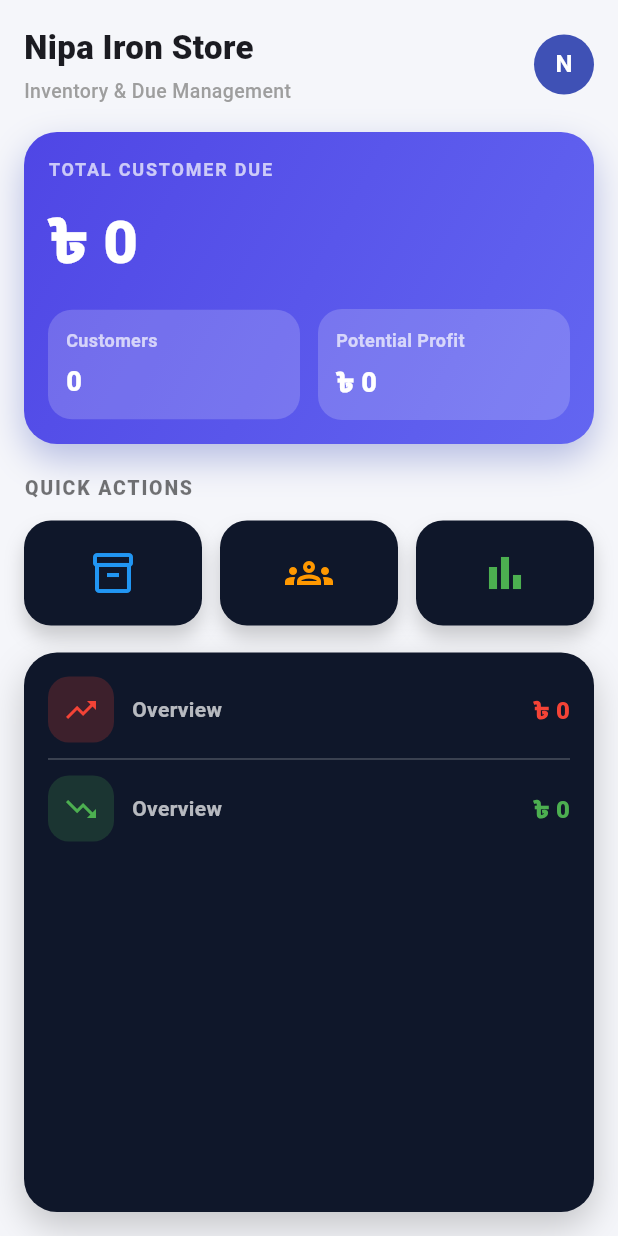
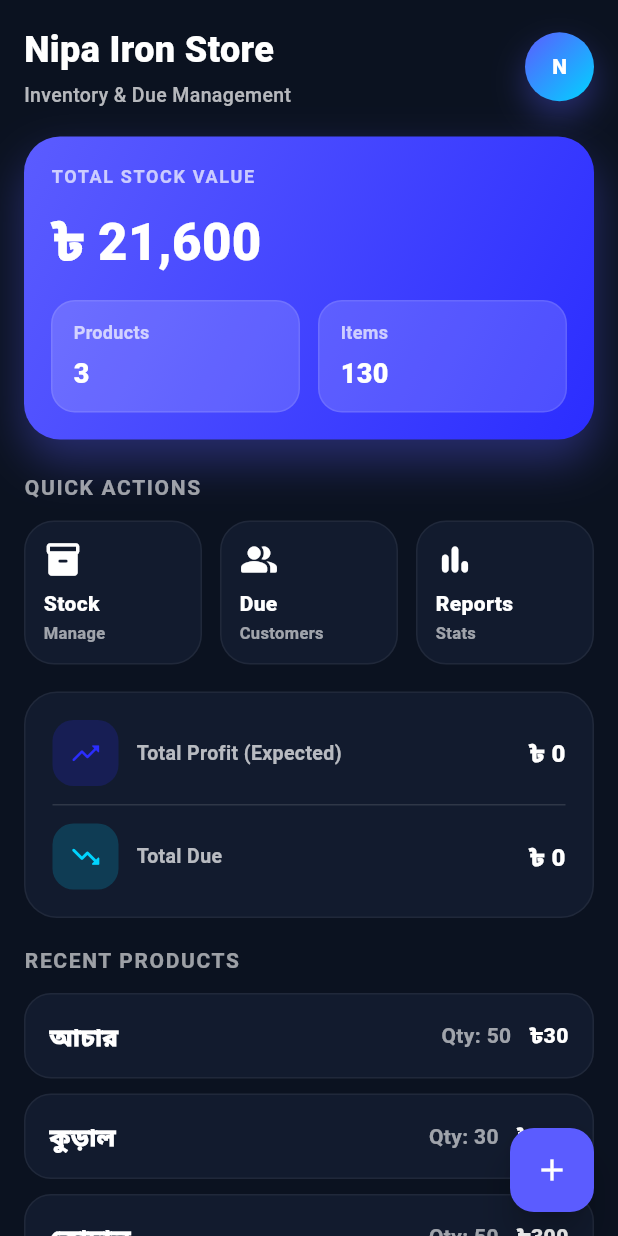
Before and after one commit to amirul966/shop-inventory-app, a Flutter app: the HomeScreen screen opened directly, on a phone screen of 412 x 824 dp. Run offline on Flutter 3.47's test engine with Material 3 defaults, Android fonts, the phone set to English and light mode, and no system bars; our stand-ins replace shared_preferences; accounts and stored records are empty; statements that could not run were skipped.

Commit message:
Premium Home UI added
Updated the home screen layout with a new dark background and improved UI elements. Added new widgets for balance and recent products, and modified existing components for better aesthetics.

```diff
--- a/lib/lib/screens/home_screen.dart
+++ b/lib/lib/screens/home_screen.dart
@@ -8,24 +8,25 @@ class HomeScreen extends StatelessWidget {
     final size = MediaQuery.of(context).size;
 
     return Scaffold(
-      backgroundColor: const Color(0xFFF5F6FA),
+      backgroundColor: const Color(0xFF0B1220), // premium dark bg
       body: SafeArea(
-        child: Padding(
+        child: SingleChildScrollView(
           padding: const EdgeInsets.all(16),
           child: Column(
             crossAxisAlignment: CrossAxisAlignment.start,
             children: [
-              // TOP HEADER
+              // =================== TOP HEADER ===================
               Row(
                 mainAxisAlignment: MainAxisAlignment.spaceBetween,
                 children: [
-                  Column(
+                  const Column(
                     crossAxisAlignment: CrossAxisAlignment.start,
-                    children: const [
+                    children: [
                       Text(
                         "Nipa Iron Store",
                         style: TextStyle(
-                          fontSize: 22,
+                          color: Colors.white,
+                          fontSize: 24,
                           fontWeight: FontWeight.w800,
                         ),
                       ),
@@ -33,22 +34,140 @@ class HomeScreen extends StatelessWidget {
                       Text(
                         "Inventory & Due Management",
                         style: TextStyle(
-                          color: Colors.grey,
+                          color: Colors.white70,
                           fontSize: 13,
                           fontWeight: FontWeight.w500,
                         ),
                       ),
                     ],
                   ),
-                  CircleAvatar(
-                    radius: 20,
-                    backgroundColor: Colors.indigo,
-                    child: const Text(
+                  Container(
+                    height: 46,
+                    width: 46,
+                    decoration: BoxDecoration(
+                      shape: BoxShape.circle,
+                      gradient: const LinearGradient(
+                        colors: [Color(0xFF5B5CFF), Color(0xFF00D4FF)],
+                        begin: Alignment.topLeft,
+                        end: Alignment.bottomRight,
+                      ),
+                      boxShadow: [
+                        BoxShadow(
+                          color: const Color(0xFF5B5CFF).withOpacity(0.35),
+                          blurRadius: 18,
+                          offset: const Offset(0, 10),
+                        )
+                      ],
+                    ),
+                    child: const Center(
+                      child: Text(
                         "N",
                         style: TextStyle(
                           color: Colors.white,
-                        fontWeight: FontWeight.bold,
+                          fontWeight: FontWeight.w800,
                         ),
+                      ),
+                    ),
+                  )
+                ],
+              ),
+
+              const SizedBox(height: 18),
+
+              // =================== MAIN CARD ===================
+              Container(
+                width: size.width,
+                padding: const EdgeInsets.all(18),
+                decoration: BoxDecoration(
+                  borderRadius: BorderRadius.circular(24),
+                  gradient: const LinearGradient(
+                    colors: [Color(0xFF5B5CFF), Color(0xFF2B2DFF)],
+                    begin: Alignment.topLeft,
+                    end: Alignment.bottomRight,
+                  ),
+                  boxShadow: [
+                    BoxShadow(
+                      color: const Color(0xFF5B5CFF).withOpacity(0.35),
+                      blurRadius: 25,
+                      offset: const Offset(0, 14),
+                    )
+                  ],
+                ),
+                child: Column(
+                  crossAxisAlignment: CrossAxisAlignment.start,
+                  children: [
+                    const Text(
+                      "TOTAL STOCK VALUE",
+                      style: TextStyle(
+                        color: Colors.white70,
+                        fontSize: 12,
+                        fontWeight: FontWeight.w600,
+                        letterSpacing: 1.1,
+                      ),
+                    ),
+                    const SizedBox(height: 10),
+                    const Text(
+                      "৳ 21,600",
+                      style: TextStyle(
+                        color: Colors.white,
+                        fontSize: 34,
+                        fontWeight: FontWeight.w900,
+                      ),
+                    ),
+                    const SizedBox(height: 14),
+                    Row(
+                      children: [
+                        _MiniInfoCard(
+                          title: "Products",
+                          value: "3",
+                        ),
+                        const SizedBox(width: 12),
+                        _MiniInfoCard(
+                          title: "Items",
+                          value: "130",
+                        ),
+                      ],
+                    ),
+                  ],
+                ),
+              ),
+
+              const SizedBox(height: 22),
+
+              // =================== QUICK ACTIONS ===================
+              const Text(
+                "QUICK ACTIONS",
+                style: TextStyle(
+                  color: Colors.white60,
+                  fontWeight: FontWeight.w700,
+                  letterSpacing: 1.1,
+                ),
+              ),
+              const SizedBox(height: 12),
+
+              Row(
+                children: [
+                  Expanded(
+                    child: _ActionButton(
+                      icon: Icons.inventory_2_rounded,
+                      title: "Stock",
+                      subtitle: "Manage",
+                    ),
+                  ),
+                  const SizedBox(width: 12),
+                  Expanded(
+                    child: _ActionButton(
+                      icon: Icons.people_alt_rounded,
+                      title: "Due",
+                      subtitle: "Customers",
+                    ),
+                  ),
+                  const SizedBox(width: 12),
+                  Expanded(
+                    child: _ActionButton(
+                      icon: Icons.bar_chart_rounded,
+                      title: "Reports",
+                      subtitle: "Stats",
                     ),
                   ),
                 ],
@@ -56,158 +175,97 @@ class HomeScreen extends StatelessWidget {
 
               const SizedBox(height: 18),
 
-              // BIG PREMIUM CARD
+              // =================== BALANCE CARD ===================
               Container(
                 width: size.width,
-                padding: const EdgeInsets.all(16),
+                padding: const EdgeInsets.all(18),
                 decoration: BoxDecoration(
-                  gradient: const LinearGradient(
-                    colors: [Color(0xFF4F46E5), Color(0xFF6366F1)],
-                    begin: Alignment.topLeft,
-                    end: Alignment.bottomRight,
+                  borderRadius: BorderRadius.circular(22),
+                  color: const Color(0xFF121B2E),
+                  border: Border.all(
+                    color: Colors.white.withOpacity(0.06),
                   ),
-                  borderRadius: BorderRadius.circular(22),
-                  boxShadow: [
-                    BoxShadow(
-                      color: Colors.indigo.withOpacity(0.35),
-                      blurRadius: 20,
-                      offset: const Offset(0, 10),
-                    ),
-                  ],
                 ),
                 child: Column(
-                  crossAxisAlignment: CrossAxisAlignment.start,
-                  children: [
-                    const Text(
-                      "TOTAL CUSTOMER DUE",
-                      style: TextStyle(
-                        color: Colors.white70,
-                        fontSize: 12,
-                        fontWeight: FontWeight.w700,
-                        letterSpacing: 1.2,
+                  children: const [
+                    _BalanceRow(
+                      icon: Icons.trending_up_rounded,
+                      title: "Total Profit (Expected)",
+                      amount: "৳ 0",
+                      iconBg: Color(0xFF2B2DFF),
                     ),
+                    SizedBox(height: 12),
+                    Divider(
+                      color: Colors.white12,
+                      height: 1,
                     ),
-                    const SizedBox(height: 10),
-                    const Text(
-                      "৳ 0",
-                      style: TextStyle(
-                        color: Colors.white,
-                        fontSize: 40,
-                        fontWeight: FontWeight.w900,
-                      ),
-                    ),
-                    const SizedBox(height: 16),
-                    Row(
-                      children: [
-                        Expanded(
-                          child: _smallCard(
-                            title: "Customers",
-                            value: "0",
-                          ),
-                        ),
-                        const SizedBox(width: 12),
-                        Expanded(
-                          child: _smallCard(
-                            title: "Potential Profit",
-                            value: "৳ 0",
-                          ),
-                        ),
-                      ],
+                    SizedBox(height: 12),
+                    _BalanceRow(
+                      icon: Icons.trending_down_rounded,
+                      title: "Total Due",
+                      amount: "৳ 0",
+                      iconBg: Color(0xFF00D4FF),
                     ),
                   ],
                 ),
               ),
 
-              const SizedBox(height: 20),
+              const SizedBox(height: 18),
 
+              // =================== SIMPLE PRODUCT LIST PREVIEW ===================
               const Text(
-                "QUICK ACTIONS",
+                "RECENT PRODUCTS",
                 style: TextStyle(
-                  fontSize: 13,
-                  letterSpacing: 1.2,
-                  fontWeight: FontWeight.w800,
-                  color: Colors.black54,
+                  color: Colors.white60,
+                  fontWeight: FontWeight.w700,
+                  letterSpacing: 1.1,
                 ),
               ),
-
               const SizedBox(height: 12),
 
-              // QUICK BUTTONS
-              Row(
-                children: [
-                  Expanded(
-                    child: _quickBox(
-                      icon: Icons.inventory_2_outlined,
-                      iconColor: Colors.blue,
-                    ),
-                  ),
-                  const SizedBox(width: 12),
-                  Expanded(
-                    child: _quickBox(
-                      icon: Icons.groups_outlined,
-                      iconColor: Colors.orange,
-                    ),
-                  ),
-                  const SizedBox(width: 12),
-                  Expanded(
-                    child: _quickBox(
-                      icon: Icons.bar_chart_outlined,
-                      iconColor: Colors.green,
-                    ),
-                  ),
-                ],
-              ),
+              _ProductTile(name: "আচার", qty: "50", price: "30"),
+              const SizedBox(height: 10),
+              _ProductTile(name: "কুড়াল", qty: "30", price: "170"),
+              const SizedBox(height: 10),
+              _ProductTile(name: "কোদাল", qty: "50", price: "300"),
 
-              const SizedBox(height: 18),
-
-              // TWO INFO BOX
-              Expanded(
-                child: Container(
-                  width: size.width,
-                  padding: const EdgeInsets.all(16),
-                  decoration: BoxDecoration(
-                    color: const Color(0xFF0F172A),
-                    borderRadius: BorderRadius.circular(22),
-                    boxShadow: [
-                      BoxShadow(
-                        color: Colors.black.withOpacity(0.20),
-                        blurRadius: 20,
-                        offset: const Offset(0, 10),
-                      ),
-                    ],
-                  ),
-                  child: Column(
-                    children: [
-                      _twoRow(
-                        icon: Icons.trending_up,
-                        iconBg: Colors.red.withOpacity(0.2),
-                        iconColor: Colors.red,
-                        value: "৳ 0",
-                      ),
-                      const Divider(color: Colors.white24, height: 22),
-                      _twoRow(
-                        icon: Icons.trending_down,
-                        iconBg: Colors.green.withOpacity(0.2),
-                        iconColor: Colors.green,
-                        value: "৳ 0",
-                      ),
+              const SizedBox(height: 80),
             ],
           ),
         ),
       ),
-            ],
-          ),
-        ),
+
+      // =================== FAB ===================
+      floatingActionButton: FloatingActionButton(
+        backgroundColor: const Color(0xFF5B5CFF),
+        elevation: 10,
+        onPressed: () {},
+        child: const Icon(Icons.add, color: Colors.white),
       ),
     );
   }
+}
 
-  static Widget _smallCard({required String title, required String value}) {
-    return Container(
-      padding: const EdgeInsets.all(12),
+// ===================== WIDGETS =====================
+
+class _MiniInfoCard extends StatelessWidget {
+  final String title;
+  final String value;
+
+  const _MiniInfoCard({
+    required this.title,
+    required this.value,
+  });
+
+  @override
+  Widget build(BuildContext context) {
+    return Expanded(
+      child: Container(
+        padding: const EdgeInsets.symmetric(horizontal: 14, vertical: 12),
         decoration: BoxDecoration(
-        color: Colors.white.withOpacity(0.18),
           borderRadius: BorderRadius.circular(16),
+          color: Colors.white.withOpacity(0.15),
+          border: Border.all(color: Colors.white.withOpacity(0.10)),
         ),
         child: Column(
           crossAxisAlignment: CrossAxisAlignment.start,
@@ -216,8 +274,8 @@ class HomeScreen extends StatelessWidget {
               title,
               style: const TextStyle(
                 color: Colors.white70,
-              fontWeight: FontWeight.w700,
                 fontSize: 12,
+                fontWeight: FontWeight.w600,
               ),
             ),
             const SizedBox(height: 6),
@@ -225,68 +283,107 @@ class HomeScreen extends StatelessWidget {
               value,
               style: const TextStyle(
                 color: Colors.white,
+                fontSize: 18,
                 fontWeight: FontWeight.w900,
-              fontSize: 18,
+              ),
+            ),
+          ],
+        ),
+      ),
+    );
+  }
+}
+
+class _ActionButton extends StatelessWidget {
+  final IconData icon;
+  final String title;
+  final String subtitle;
+
+  const _ActionButton({
+    required this.icon,
+    required this.title,
+    required this.subtitle,
+  });
+
+  @override
+  Widget build(BuildContext context) {
+    return Container(
+      height: 96,
+      padding: const EdgeInsets.all(12),
+      decoration: BoxDecoration(
+        borderRadius: BorderRadius.circular(20),
+        color: const Color(0xFF121B2E),
+        border: Border.all(color: Colors.white.withOpacity(0.06)),
+      ),
+      child: Column(
+        crossAxisAlignment: CrossAxisAlignment.start,
+        children: [
+          Icon(icon, color: Colors.white, size: 26),
+          const Spacer(),
+          Text(
+            title,
+            style: const TextStyle(
+              color: Colors.white,
+              fontSize: 14,
+              fontWeight: FontWeight.w800,
+            ),
+          ),
+          const SizedBox(height: 2),
+          Text(
+            subtitle,
+            style: const TextStyle(
+              color: Colors.white60,
+              fontSize: 11,
+              fontWeight: FontWeight.w600,
             ),
           ),
         ],
       ),
     );
   }
-
-  static Widget _quickBox({
-    required IconData icon,
-    required Color iconColor,
-  }) {
-    return Container(
-      height: 70,
-      decoration: BoxDecoration(
-        color: const Color(0xFF0F172A),
-        borderRadius: BorderRadius.circular(18),
-        boxShadow: [
-          BoxShadow(
-            color: Colors.black.withOpacity(0.18),
-            blurRadius: 10,
-            offset: const Offset(0, 8),
-          ),
-        ],
-      ),
-      child: Icon(icon, color: iconColor, size: 32),
-    );
 }
 
-  static Widget _twoRow({
-    required IconData icon,
-    required Color iconBg,
-    required Color iconColor,
-    required String value,
-  }) {
+class _BalanceRow extends StatelessWidget {
+  final IconData icon;
+  final String title;
+  final String amount;
+  final Color iconBg;
+
+  const _BalanceRow({
+    required this.icon,
+    required this.title,
+    required this.amount,
+    required this.iconBg,
+  });
+
+  @override
+  Widget build(BuildContext context) {
     return Row(
       children: [
         Container(
           height: 44,
           width: 44,
           decoration: BoxDecoration(
-            color: iconBg,
             borderRadius: BorderRadius.circular(14),
+            color: iconBg.withOpacity(0.18),
           ),
-          child: Icon(icon, color: iconColor),
+          child: Icon(icon, color: iconBg, size: 22),
         ),
         const SizedBox(width: 12),
-        const Expanded(
+        Expanded(
           child: Text(
-            "Overview",
-            style: TextStyle(
+            title,
+            style: const TextStyle(
               color: Colors.white70,
               fontWeight: FontWeight.w700,
-              fontSize: 14,
+              fontSize: 13,
             ),
           ),
         ),
         Text(
-          value,
-          style: TextStyle(
-            color: iconColor,
+          amount,
+          style: const TextStyle(
+            color: Colors.white,
             fontWeight: FontWeight.w900,
             fontSize: 16,
           ),
@@ -295,3 +392,56 @@ class HomeScreen extends StatelessWidget {
     );
   }
 }
+
+class _ProductTile extends StatelessWidget {
+  final String name;
+  final String qty;
+  final String price;
+
+  const _ProductTile({
+    required this.name,
+    required this.qty,
+    required this.price,
+  });
+
+  @override
+  Widget build(BuildContext context) {
+    return Container(
+      padding: const EdgeInsets.all(16),
+      decoration: BoxDecoration(
+        borderRadius: BorderRadius.circular(18),
+        color: const Color(0xFF121B2E),
+        border: Border.all(color: Colors.white.withOpacity(0.06)),
+      ),
+      child: Row(
+        children: [
+          Expanded(
+            child: Text(
+              name,
+              style: const TextStyle(
+                color: Colors.white,
+                fontWeight: FontWeight.w900,
+                fontSize: 16,
+              ),
+            ),
+          ),
+          Text(
+            "Qty: $qty",
+            style: const TextStyle(
+              color: Colors.white60,
+              fontWeight: FontWeight.w700,
+            ),
+          ),
+          const SizedBox(width: 12),
+          Text(
+            "৳$price",
+            style: const TextStyle(
+              color: Colors.white,
+              fontWeight: FontWeight.w900,
+            ),
+          ),
+        ],
+      ),
+    );
+  }
+}
```
Lines whose indentation alone changed are shown as unchanged.
